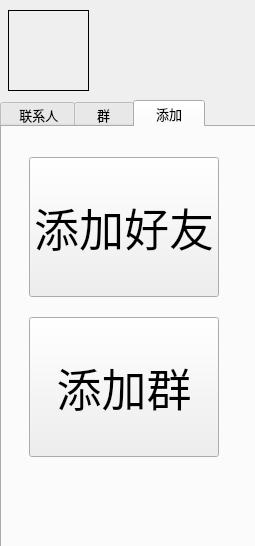
The window that mainwindow.ui (jjzhang166/NoCoChat) describes before a commit, drawn with Qt 5.
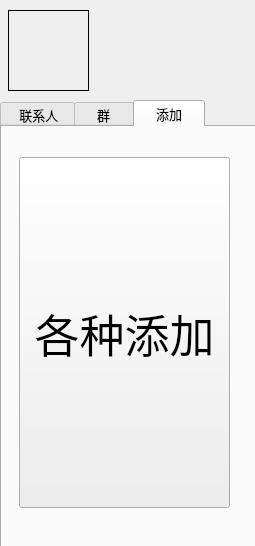
The same window after the commit. The open tabs and pages were chosen to show the change. Icons and pictures are not drawn.

```diff
--- a/mainwindow.ui
+++ b/mainwindow.ui
@@ -312,10 +312,10 @@
      <widget class="QPushButton" name="addfriend">
       <property name="geometry">
        <rect>
-        <x>27</x>
+        <x>17</x>
         <y>30</y>
-        <width>190</width>
-        <height>140</height>
+        <width>211</width>
+        <height>351</height>
        </rect>
       </property>
       <property name="font">
@@ -324,25 +324,7 @@
        </font>
       </property>
       <property name="text">
-       <string>添加好友</string>
-      </property>
-     </widget>
-     <widget class="QPushButton" name="addgroup">
-      <property name="geometry">
-       <rect>
-        <x>27</x>
-        <y>190</y>
-        <width>190</width>
-        <height>140</height>
-       </rect>
-      </property>
-      <property name="font">
-       <font>
-        <pointsize>34</pointsize>
-       </font>
-      </property>
-      <property name="text">
-       <string>添加群</string>
+       <string>各种添加</string>
       </property>
      </widget>
     </widget>
```
Left out of the diff: 8 changed lines with no effect on the pictures.
